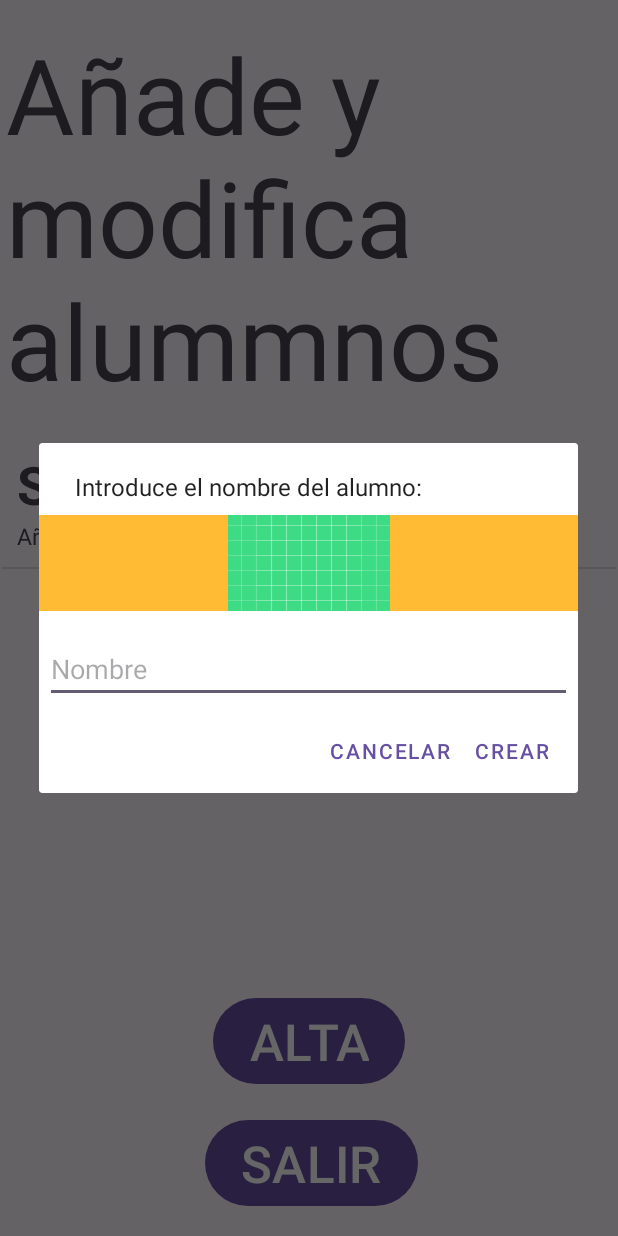
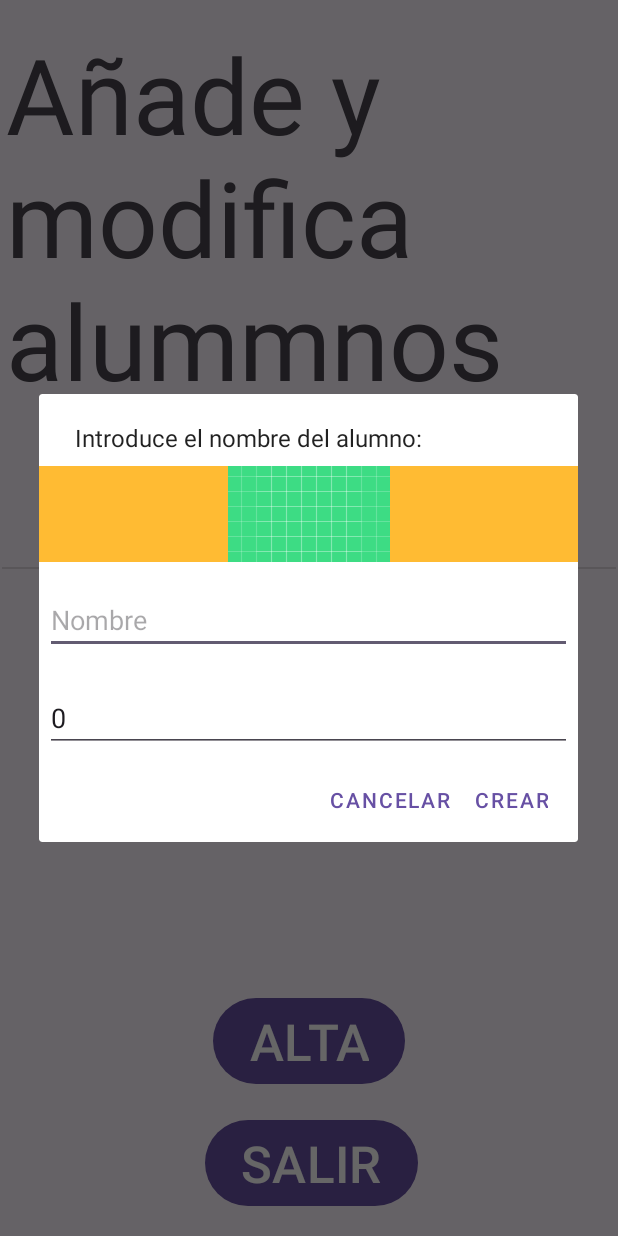
Before and after one commit to calenorpobil/ListView_AddModify-Android-Studio-, an Android app: the screen it shows after launch (MainActivity), after a tap on "ALTA", on a phone screen of 412 x 824 dp. Run offline under Robolectric (Android 15) with nearby library versions, the phone set to English and light mode, and no system bars.

```diff
--- a/app/src/main/java/com/merlita/listview_addmodify/ListActivity.java
+++ b/app/src/main/java/com/merlita/listview_addmodify/ListActivity.java
@@ -120,7 +120,7 @@ public class ListActivity extends AppCompatActivity
             }
 
             contenedor.title.setText(datos[position].getTitle());
-            contenedor.subtitle.setText(datos[position].getSubtitle());
+            contenedor.subtitle.setText(datos[position].getNota());
 
             return(item);
         }
--- a/app/src/main/java/com/merlita/listview_addmodify/MainActivity.java
+++ b/app/src/main/java/com/merlita/listview_addmodify/MainActivity.java
@@ -1,8 +1,9 @@
 package com.merlita.listview_addmodify;
 
+
 import android.content.Context;
+import android.graphics.Color;
 import android.os.Bundle;
-import android.text.Layout;
 import android.view.ContextMenu;
 import android.view.LayoutInflater;
 import android.view.MenuInflater;
@@ -12,22 +13,17 @@ import android.view.ViewGroup;
 import android.widget.AdapterView;
 import android.widget.ArrayAdapter;
 import android.widget.Button;
+import android.widget.ImageView;
 import android.widget.ListView;
 import android.widget.TextView;
 
 import androidx.activity.EdgeToEdge;
 
-import com.merlita.*;
 import com.merlita.listview_addmodify.classes.Titular;
 import com.merlita.listview_addmodify.dialogs.FragmentoPersonalizado;
 
 import androidx.annotation.NonNull;
 import androidx.appcompat.app.AppCompatActivity;
-import androidx.core.graphics.Insets;
-import androidx.core.view.ViewCompat;
-import androidx.core.view.WindowInsetsCompat;
-
-import org.w3c.dom.Text;
 
 import java.util.ArrayList;
 
@@ -38,9 +34,14 @@ public class MainActivity extends AppCompatActivity
     ListView lv;
     AdaptadorTitulares adaptadorTitulares;
     Button btAlta, btSalir;
+    Titular auxiliar = new Titular(
+            "Sin ítems",
+            "-1");
 
 
     private final ArrayList<Titular> datos =
+            new ArrayList<>();
+    private final ArrayList<Titular> datosVacio =
             new ArrayList<>();
 
     @Override
@@ -49,46 +50,55 @@ public class MainActivity extends AppCompatActivity
         EdgeToEdge.enable(this);
         setContentView(R.layout.activity_main);
 
-        datos.add(new Titular("Sin ítems", "Añade un ítem desde el menú"));
+        datosVacio.add(auxiliar);
 
         lv = findViewById(R.id.listView);
         tv = findViewById(R.id.tvTituloMain);
         btAlta = findViewById(R.id.btAlta);
         btSalir = findViewById(R.id.btSalir);
 
-        lv.setOnItemClickListener(new AdapterView.OnItemClickListener() {
-            @Override
-            public void onItemClick(AdapterView<?> adapterView, View view, int i, long l) {
-                //Alternativa 1:
-                /*String opcionSeleccionada =
-                        ((Titular)adapterView.getItemAtPosition(i)).getTitle();
-                tv.setText(opcionSeleccionada);*/
-
-                //Alternativa 2:
-                String opcionSeleccionada =
-                        ((TextView)view.findViewById(R.id.tvTitulo))
-                                .getText().toString();
-                tv.setText(opcionSeleccionada);
-            }
-        });
 
         btAlta.setOnClickListener(new View.OnClickListener() {
             @Override
             public void onClick(View view) {
-                FragmentoPersonalizado f2b = new FragmentoPersonalizado();
-                Bundle bundle = new Bundle();
-                bundle.putString("mensajeInput", "Introduce el nombre del alumno: ");
-                f2b.setArguments(bundle);
-                f2b.show(getSupportFragmentManager(),"xxx");
+                dialogoInput("Introduce el nombre del alumno: ", "", "", -1);
             }
         });
 
-        hacerLista();
+        hacerListaVacia();
         registerForContextMenu(lv);
+    }
+
+    private void dialogoInput(String titulo, String nombre, String nota, int i) {
+        FragmentoPersonalizado f2b = new FragmentoPersonalizado();
+        Bundle bundle = new Bundle();
+        bundle.putString("mensajeInput", titulo);
+        bundle.putString("nombre", nombre);
+        bundle.putString("nota", nota);
+        bundle.putInt("numLista", i);
+        f2b.setArguments(bundle);
+        f2b.show(getSupportFragmentManager(),"xxx");
     }
 
     private void hacerLista() {
         adaptadorTitulares = new AdaptadorTitulares(this, datos);
+        lv.setAdapter(adaptadorTitulares);
+        lv.setOnItemClickListener(new AdapterView.OnItemClickListener() {
+            @Override
+            public void onItemClick(AdapterView<?> adapterView, View view, int i, long l) {
+                String nombre =((TextView)view.findViewById(R.id.tvTitulo))
+                        .getText().toString();
+                String nota = ((TextView)view.findViewById(R.id.tvSubTitulo))
+                        .getText().toString();
+                String opcionSeleccionada = "Nuevo nombre para "+nombre+": ";
+                dialogoInput(opcionSeleccionada, nombre, nota, i);
+
+
+            }
+        });
+    }
+    private void hacerListaVacia() {
+        adaptadorTitulares = new AdaptadorTitulares(this, datosVacio);
         lv.setAdapter(adaptadorTitulares);
     }
 
@@ -124,8 +134,17 @@ public class MainActivity extends AppCompatActivity
     }
 
     @Override
-    public void mensajeItem(String mensaje) {
-        datos.add(new Titular(mensaje, mensaje));
+    public void mensajeItem(String[] mensaje, int i) {
+        if(datos.size()==0){
+            hacerListaVacia();
+        }else{
+            hacerLista();
+        }
+        if(i==-1){
+            datos.add(new Titular(mensaje[0], mensaje[1]));
+        }else{
+            datos.set(i, new Titular(mensaje[0], mensaje[1]));
+        }
         hacerLista();
     }
 
@@ -134,6 +153,7 @@ public class MainActivity extends AppCompatActivity
         public AdaptadorTitulares(Context context, ArrayList<Titular> datos) {
             super(context, R.layout.layout, datos);
             this.datos = datos;
+
         }
 
         public View getView(int position, View convertView, ViewGroup parent) {
@@ -146,13 +166,21 @@ public class MainActivity extends AppCompatActivity
                 contenedor = new ViewHolder();
                 contenedor.title =(TextView)item.findViewById(R.id.tvTitulo);
                 contenedor.subtitle = (TextView)item.findViewById(R.id.tvSubTitulo);
+                contenedor.img = (ImageView)item.findViewById(R.id.imagen);
                 item.setTag(contenedor);
             }else{
                 contenedor = (ViewHolder)item.getTag();
             }
 
             contenedor.title.setText(datos.get(position).getTitle());
-            contenedor.subtitle.setText(datos.get(position).getSubtitle());
+            contenedor.subtitle.setText(datos.get(position).getNota());
+            if(datos.get(position).getRojo()){
+                contenedor.img.setImageResource(R.drawable.no);
+                contenedor.subtitle.setTextColor(Color.parseColor("Red"));
+            }else{
+                contenedor.img.setImageResource(R.drawable.ok);
+                contenedor.subtitle.setTextColor(Color.parseColor("Green"));
+            }
 
             return(item);
         }
@@ -160,6 +188,7 @@ public class MainActivity extends AppCompatActivity
 
         class ViewHolder{
             TextView title, subtitle;
+            ImageView img;
         }
     }
 
--- a/app/src/main/java/com/merlita/listview_addmodify/classes/Titular.java
+++ b/app/src/main/java/com/merlita/listview_addmodify/classes/Titular.java
@@ -1,13 +1,24 @@
 package com.merlita.listview_addmodify.classes;
 
 public class Titular {
-    String title, subtitle;
+    String title;
+    double nota;
 
     public Titular(String title, String subtitle) {
         setTitle(title);
-        setSubtitle(subtitle);
+        setNota(subtitle);
     }
 
+    public boolean getRojo(){
+        try{
+            if(nota<5){
+                return true;
+            }
+        }catch(NumberFormatException ex){
+
+        }
+        return (false);
+    }
 
     public String getTitle() {
         return title;
@@ -17,11 +28,11 @@ public class Titular {
         this.title = title;
     }
 
-    public String getSubtitle() {
-        return subtitle;
+    public String getNota() {
+        return nota+"";
     }
 
-    public void setSubtitle(String subtitle) {
-        this.subtitle = subtitle;
+    public void setNota(String nota) {
+        this.nota = Double.parseDouble(nota);
     }
 }
--- a/app/src/main/java/com/merlita/listview_addmodify/dialogs/FragmentoPersonalizado.java
+++ b/app/src/main/java/com/merlita/listview_addmodify/dialogs/FragmentoPersonalizado.java
@@ -20,8 +20,10 @@ import java.util.Objects;
 public class FragmentoPersonalizado extends DialogFragment {
 
     MensajeItem mensajeItem;
-    EditText et;
-    private String mensajeEntrada;
+    int numLista;
+    EditText nombre, nota;
+    private String mensajeEntrada, viejoNombre;
+    private int viejaNota;
 
     @Override
     //Envia los datos a la principal
@@ -36,23 +38,30 @@ public class FragmentoPersonalizado extends DialogFragment {
         AlertDialog.Builder ventana = new AlertDialog.Builder(getActivity());
         LayoutInflater inflater = requireActivity().getLayoutInflater();
         View dialogView = inflater.inflate(R.layout.dialog_nuevo_item,null);
-        et = dialogView.findViewById(R.id.username);
+        nombre = dialogView.findViewById(R.id.username);
+        nota = dialogView.findViewById(R.id.nota);
 
         Bundle bundle = getArguments();
         assert bundle != null;
         mensajeEntrada = bundle.getString("mensajeInput");
+        numLista = bundle.getInt("numLista");
+        viejoNombre = bundle.getString("nombre");
+        viejaNota = bundle.getInt("nota");
+        nombre.setText(viejoNombre);
+        nota.setText(viejaNota+"");
 
         ventana.setView(dialogView)
                 .setMessage(mensajeEntrada)
                 .setPositiveButton(R.string.crear, new DialogInterface.OnClickListener() {
                     @Override
                     public void onClick(DialogInterface dialog, int id) {
-                        String mensaje="";
-                        if(et!=null)
+                        String[] mensaje = new String[2];
+                        if(nombre !=null)
                         {
-                            mensaje = et.getText().toString();
+                            mensaje[0] = nombre.getText().toString();
+                            mensaje[1] = nota.getText().toString();
                         }
-                        mensajeItem.mensajeItem(mensaje);
+                        mensajeItem.mensajeItem(mensaje, numLista);
                     }
                 })
                 .setNegativeButton(R.string.cancelar, new DialogInterface.OnClickListener() {
@@ -66,6 +75,6 @@ public class FragmentoPersonalizado extends DialogFragment {
     //ENVIAR EL EDITTEXT AL MAINACTIVITY:
     public interface MensajeItem
     {
-        void mensajeItem(String mensaje);
+        void mensajeItem(String[] mensaje, int i);
     }
 }
--- a/app/src/main/res/layout/dialog_nuevo_item.xml
+++ b/app/src/main/res/layout/dialog_nuevo_item.xml
@@ -19,4 +19,14 @@
         android:layout_marginRight="4dp"
         android:layout_marginBottom="4dp"
         android:hint="@string/nombre" />
+    <EditText
+        android:id="@+id/nota"
+        android:inputType="numberDecimal"
+        android:layout_width="match_parent"
+        android:layout_height="wrap_content"
+        android:layout_marginTop="16dp"
+        android:layout_marginLeft="4dp"
+        android:layout_marginRight="4dp"
+        android:layout_marginBottom="4dp"
+        android:hint="@string/nota" />
 </LinearLayout>
--- a/app/src/main/res/layout/layout.xml
+++ b/app/src/main/res/layout/layout.xml
@@ -1,6 +1,20 @@
 <?xml version="1.0" encoding="utf-8"?>
 <LinearLayout
+    android:id="@+id/horizontal"
     xmlns:android="http://schemas.android.com/apk/res/android"
+    android:layout_width="wrap_content"
+    android:layout_height="wrap_content"
+    android:orientation="horizontal">
+
+    <ImageView
+        android:id="@+id/imagen"
+        android:layout_width="wrap_content"
+        android:layout_height="match_parent">
+    </ImageView>
+
+
+    <LinearLayout
+        android:id="@+id/vertical"
         android:layout_width="wrap_content"
         android:layout_height="wrap_content"
         android:orientation="vertical"
@@ -19,3 +33,4 @@
             android:textSize="15sp" />
 
     </LinearLayout>
+</LinearLayout>
--- a/app/src/main/res/values/strings.xml
+++ b/app/src/main/res/values/strings.xml
@@ -8,4 +8,5 @@
     <string name="crear">Crear</string>
     <string name="cancelar">Cancelar</string>
     <string name="nombre">Nombre</string>
+    <string name="nota">Nota</string>
 </resources>
```
Lines whose indentation alone changed are shown as unchanged.
